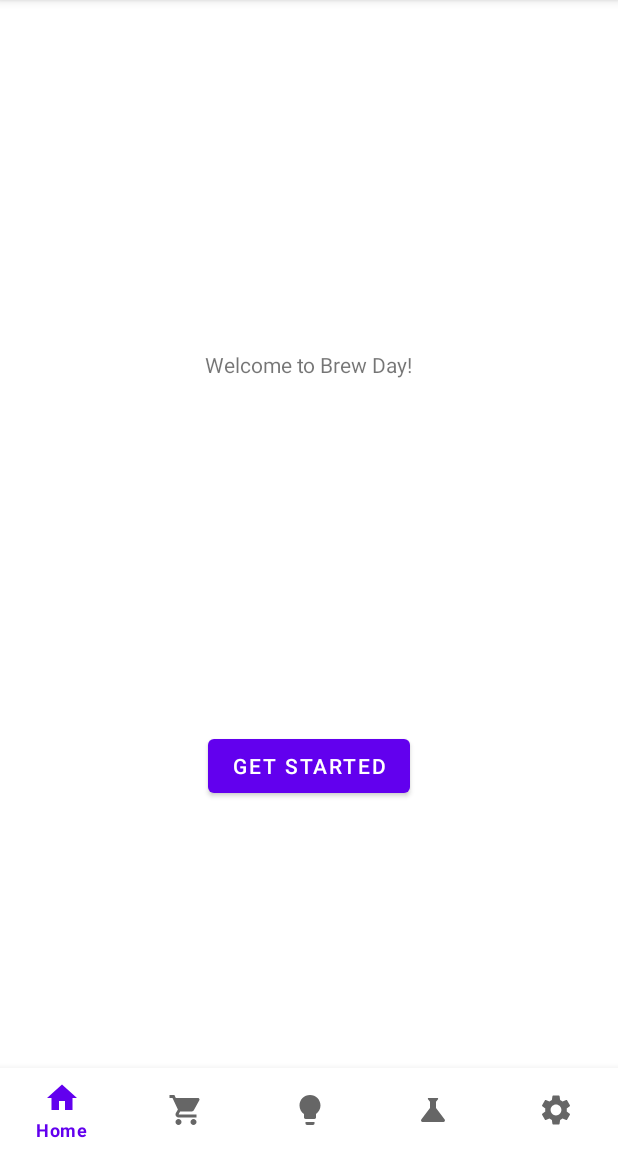
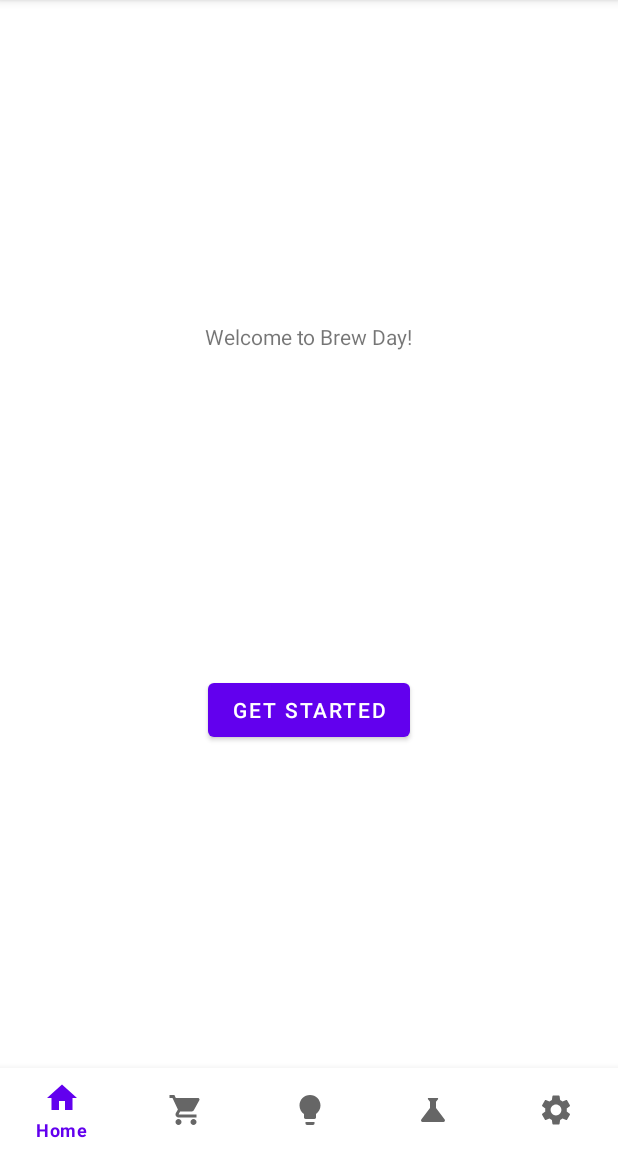
Before and after one commit to UnimibSoftEngCourse2022/progetto-birra-1-beer2beer, an Android app: the screen it shows after launch (MainActivity), on a phone screen of 412 x 824 dp, the part 84-1236 px from its top. Run offline under Robolectric (Android 15) with nearby library versions, the phone set to English and light mode, and no system bars; our stand-ins replace data binding, navigation-ui.

Commit message:
All new fragments now support databinding in the xml files and can use the SharedViewModel. Fixed activity_main.xml.

```diff
--- a/app/src/main/res/layout/activity_main.xml
+++ b/app/src/main/res/layout/activity_main.xml
@@ -1,7 +1,7 @@
 <?xml version="1.0" encoding="utf-8"?>
-<layout xmlns:tools="http://schemas.android.com/tools"
-    xmlns:android="http://schemas.android.com/apk/res/android"
-    xmlns:app="http://schemas.android.com/apk/res-auto">
+<layout xmlns:android="http://schemas.android.com/apk/res/android"
+    xmlns:app="http://schemas.android.com/apk/res-auto"
+    xmlns:tools="http://schemas.android.com/tools">
 
     <data>
 
@@ -10,31 +10,29 @@
             type="com.example.beer2beer.SharedViewModel" />
     </data>
 
-    <androidx.constraintlayout.widget.ConstraintLayout
+    <RelativeLayout
         android:layout_width="match_parent"
         android:layout_height="match_parent"
         tools:context=".MainActivity">
-
-        <com.google.android.material.bottomnavigation.BottomNavigationView
-            android:id="@+id/bottomNavigationView"
-            android:layout_width="match_parent"
-            android:layout_height="wrap_content"
-            app:menu="@menu/bottom_navigation_view"
-            app:layout_constraintBottom_toBottomOf="parent"
-            app:layout_constraintEnd_toEndOf="parent"
-            app:layout_constraintStart_toStartOf="parent"/>
 
         <androidx.fragment.app.FragmentContainerView
             android:id="@+id/navHostFragment"
             android:name="androidx.navigation.fragment.NavHostFragment"
             android:layout_width="match_parent"
             android:layout_height="match_parent"
+            android:layout_above="@id/bottomNavigationView"
             app:defaultNavHost="true"
             app:layout_constraintBottom_toTopOf="@+id/bottomNavigationView"
-            app:layout_constraintEnd_toEndOf="parent"
-            app:layout_constraintStart_toStartOf="parent"
-            app:layout_constraintTop_toTopOf="parent"
             app:navGraph="@navigation/nav_graph" />
-    </androidx.constraintlayout.widget.ConstraintLayout>
+
+        <com.google.android.material.bottomnavigation.BottomNavigationView
+            android:id="@+id/bottomNavigationView"
+            android:layout_width="match_parent"
+            android:layout_height="wrap_content"
+            android:layout_alignParentBottom="true"
+            app:menu="@menu/bottom_navigation_view" />
+
+
+    </RelativeLayout>
 
 </layout>
--- a/app/src/main/res/layout/fragment_welcome.xml
+++ b/app/src/main/res/layout/fragment_welcome.xml
@@ -1,14 +1,13 @@
 <?xml version="1.0" encoding="utf-8"?>
-<layout xmlns:app="http://schemas.android.com/apk/res-auto"
-    xmlns:tools="http://schemas.android.com/tools"
-    xmlns:android="http://schemas.android.com/apk/res/android">
+<layout xmlns:android="http://schemas.android.com/apk/res/android"
+    xmlns:app="http://schemas.android.com/apk/res-auto"
+    xmlns:tools="http://schemas.android.com/tools">
 
     <data>
 
         <variable
             name="viewModel"
             type="com.example.beer2beer.SharedViewModel" />
-
     </data>
 
     <FrameLayout
```
Also changed, not shown: app/src/main/res/layout/fragment_brew.xml (+11 -1 lines), app/src/main/res/layout/fragment_cart.xml (+11 -1 lines), app/src/main/res/layout/fragment_home.xml (+11 -1 lines), app/src/main/res/layout/fragment_recipes.xml (+11 -1 lines), app/src/main/res/layout/fragment_settings.xml (+11 -1 lines).
